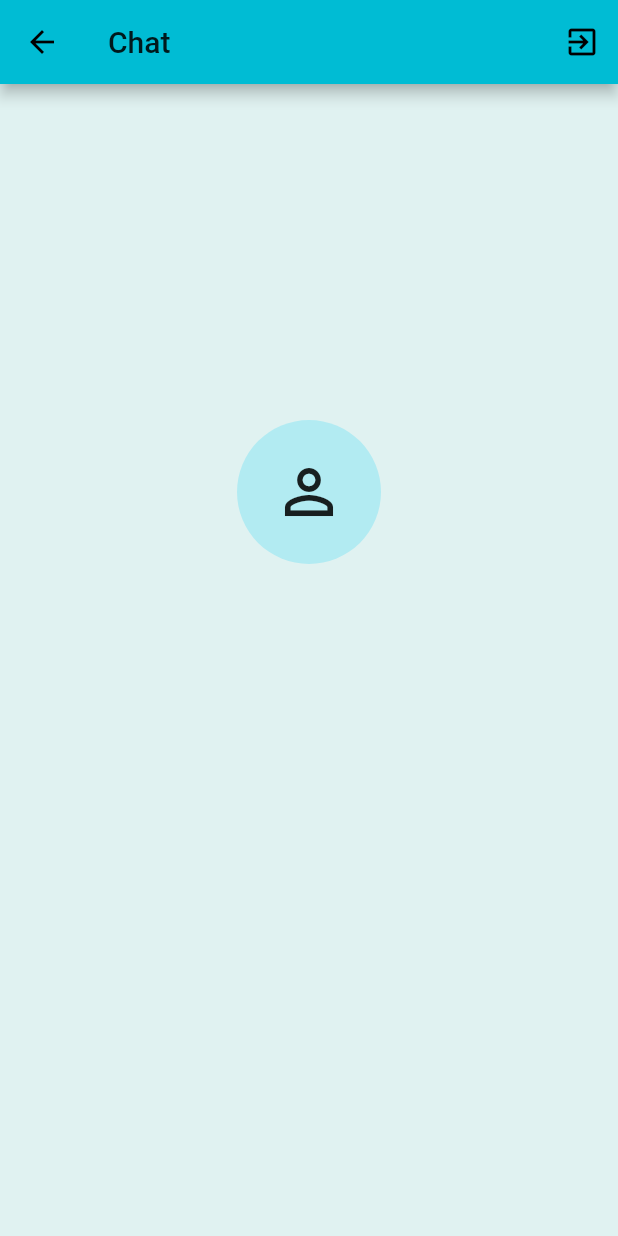
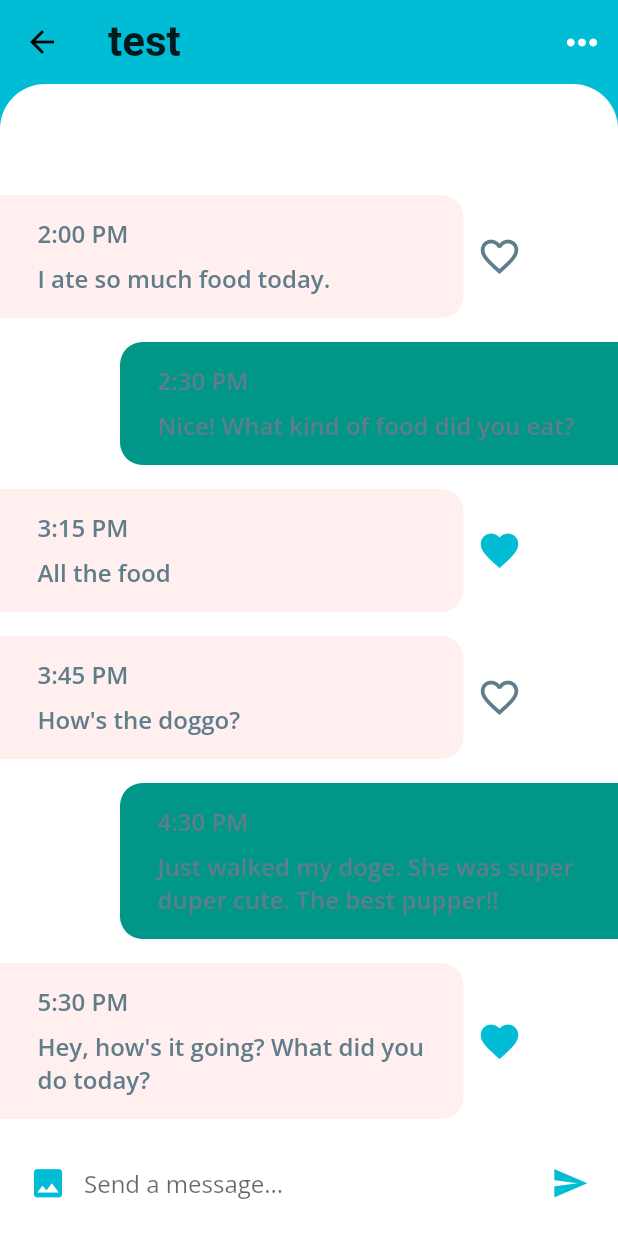
Before and after one commit to davidmitchelperry/gale, a Flutter app: the HomePage screen opened directly, after a tap on "Goto Chat", on a phone screen of 412 x 824 dp. Run offline on Flutter 3.47's test engine with Material 2 defaults, Android fonts, the phone set to English and light mode, and no system bars; our stand-ins replace bloc, cloud_firestore, equatable, firebase_auth, firebase_core, flutter_bloc and 4 more; missing offline and left inert: pedantic; accounts and stored records are empty.

Commit message:
Integrated basic chat ui mockup

```diff
--- /dev/null
+++ b/lib/chat/chat.dart
@@ -0,0 +1,2 @@
+export 'models/models.dart';
+export 'widgets/widgets.dart';
--- /dev/null
+++ b/lib/chat/models/message.dart
@@ -0,0 +1,108 @@
+import 'package:gale/chat/chat.dart';
+
+class Message {
+  final User sender;
+  final String
+      time; // Would usually be type DateTime or Firebase Timestamp in production apps
+  final String text;
+  final bool isLiked;
+  final bool unread;
+
+  Message({
+    this.sender,
+    this.time,
+    this.text,
+    this.isLiked,
+    this.unread,
+  });
+}
+
+// YOU - current user
+final User currentUser = User(
+  id: 0,
+  name: 'Current User',
+  imageUrl: 'assets/images/greg.jpg',
+);
+
+// USERS
+final User greg = User(
+  id: 1,
+  name: 'Greg',
+  imageUrl: 'assets/images/greg.jpg',
+);
+final User james = User(
+  id: 2,
+  name: 'James',
+  imageUrl: 'assets/images/james.jpg',
+);
+final User john = User(
+  id: 3,
+  name: 'John',
+  imageUrl: 'assets/images/john.jpg',
+);
+final User olivia = User(
+  id: 4,
+  name: 'Olivia',
+  imageUrl: 'assets/images/olivia.jpg',
+);
+final User sam = User(
+  id: 5,
+  name: 'Sam',
+  imageUrl: 'assets/images/sam.jpg',
+);
+final User sophia = User(
+  id: 6,
+  name: 'Sophia',
+  imageUrl: 'assets/images/sophia.jpg',
+);
+final User steven = User(
+  id: 7,
+  name: 'Steven',
+  imageUrl: 'assets/images/steven.jpg',
+);
+
+// EXAMPLE MESSAGES IN CHAT SCREEN
+List<Message> messages = [
+  Message(
+    sender: james,
+    time: '5:30 PM',
+    text: 'Hey, how\'s it going? What did you do today?',
+    isLiked: true,
+    unread: true,
+  ),
+  Message(
+    sender: currentUser,
+    time: '4:30 PM',
+    text: 'Just walked my doge. She was super duper cute. The best pupper!!',
+    isLiked: false,
+    unread: true,
+  ),
+  Message(
+    sender: james,
+    time: '3:45 PM',
+    text: 'How\'s the doggo?',
+    isLiked: false,
+    unread: true,
+  ),
+  Message(
+    sender: james,
+    time: '3:15 PM',
+    text: 'All the food',
+    isLiked: true,
+    unread: true,
+  ),
+  Message(
+    sender: currentUser,
+    time: '2:30 PM',
+    text: 'Nice! What kind of food did you eat?',
+    isLiked: false,
+    unread: true,
+  ),
+  Message(
+    sender: james,
+    time: '2:00 PM',
+    text: 'I ate so much food today.',
+    isLiked: false,
+    unread: true,
+  ),
+];
--- /dev/null
+++ b/lib/chat/models/models.dart
@@ -0,0 +1,2 @@
+export 'message.dart';
+export 'user.dart';
--- /dev/null
+++ b/lib/chat/models/user.dart
@@ -0,0 +1,11 @@
+class User {
+  final int id;
+  final String name;
+  final String imageUrl;
+
+  User({
+    this.id,
+    this.name,
+    this.imageUrl,
+  });
+}
--- a/lib/chat/view/chat_page.dart
+++ b/lib/chat/view/chat_page.dart
@@ -1,38 +1,73 @@
 import 'package:flutter/material.dart';
-import 'package:flutter_bloc/flutter_bloc.dart';
-import 'package:gale/authentication/authentication.dart';
-import 'package:gale/profile/profile.dart';
+import 'package:gale/chat/chat.dart';
+import 'package:gale/chat/widgets/message_list_item.dart';
 
-class ChatPage extends StatelessWidget {
+class ChatScreen extends StatelessWidget {
+
+  final User user;
+
+  ChatScreen({this.user});
 
   static Route route() {
-    return MaterialPageRoute<void>(builder: (_) => ChatPage());
+    return MaterialPageRoute<void>(builder: (_) => ChatScreen());
   }
 
   @override
   Widget build(BuildContext context) {
-    final textTheme = Theme.of(context).textTheme;
-    final user = context.select((AuthenticationBloc bloc) => bloc.state.user);
-    //final test_text = context.select((ProfileBloc bloc) => bloc.state.profile
     return Scaffold(
+      backgroundColor: Theme.of(context).primaryColor,
       appBar: AppBar(
-        title: const Text('Chat'),
+        title: Text(
+          //widget.user.name,
+          "test",
+          style: TextStyle(
+            fontSize: 28.0,
+            fontWeight: FontWeight.bold,
+          ),
+        ),
+        elevation: 0.0,
         actions: <Widget>[
           IconButton(
-            key: const Key('profilePage_logout_iconButton'),
-            icon: const Icon(Icons.exit_to_app),
-            onPressed: () => context
-                .read<AuthenticationBloc>()
-                .add(AuthenticationLogoutRequested()),
-          )
+            icon: Icon(Icons.more_horiz),
+            iconSize: 30.0,
+            color: Colors.white,
+            onPressed: () {},
+          ),
         ],
       ),
-      body: Align(
-        alignment: const Alignment(0, -1 / 3),
+      body: GestureDetector(
+        onTap: () => FocusScope.of(context).unfocus(),
         child: Column(
-          mainAxisSize: MainAxisSize.min,
           children: <Widget>[
-            Avatar(photo: user.photo),
+            Expanded(
+              child: Container(
+                decoration: BoxDecoration(
+                  color: Colors.white,
+                  borderRadius: BorderRadius.only(
+                    topLeft: Radius.circular(30.0),
+                    topRight: Radius.circular(30.0),
+                  ),
+                ),
+                child: ClipRRect(
+                  borderRadius: BorderRadius.only(
+                    topLeft: Radius.circular(30.0),
+                    topRight: Radius.circular(30.0),
+                  ),
+                  child: ListView.builder(
+                    reverse: true,
+                    padding: EdgeInsets.only(top: 15.0),
+                    itemCount: messages.length,
+                    itemBuilder: (BuildContext context, int index) {
+                      final Message message = messages[index];
+                      final bool isMe = message.sender.id == currentUser.id;
+                      return MessageListItem(message, isMe);
+                    },
+                  ),
+                ),
+              ),
+            ),
+            MessageComposer(),
+            //_buildMessageComposer(context),
           ],
         ),
       ),
--- /dev/null
+++ b/lib/chat/widgets/message_composer.dart
@@ -0,0 +1,42 @@
+import 'package:flutter/material.dart';
+
+class MessageComposer extends StatelessWidget {
+
+  @override
+  Widget build(BuildContext context) {
+    return Container(
+      padding: EdgeInsets.symmetric(horizontal: 8.0),
+      height: 70.0,
+      color: Colors.white,
+      child: Row(
+        children: <Widget>[
+          IconButton(
+            icon: Icon(Icons.photo),
+            iconSize: 25.0,
+            color: Theme
+                .of(context)
+                .primaryColor,
+            onPressed: () {},
+          ),
+          Expanded(
+            child: TextField(
+              textCapitalization: TextCapitalization.sentences,
+              onChanged: (value) {},
+              decoration: InputDecoration.collapsed(
+                hintText: 'Send a message...',
+              ),
+            ),
+          ),
+          IconButton(
+            icon: Icon(Icons.send),
+            iconSize: 25.0,
+            color: Theme
+                .of(context)
+                .primaryColor,
+            onPressed: () {},
+          ),
+        ],
+      ),
+    );
+  }
+}
--- /dev/null
+++ b/lib/chat/widgets/message_list_item.dart
@@ -0,0 +1,84 @@
+import 'package:flutter/material.dart';
+import 'package:gale/chat/chat.dart';
+
+class MessageListItem extends StatelessWidget {
+
+  const MessageListItem(message, isMe, {Key key}) :
+    isMe = isMe,
+    message = message,
+    super(key: key);
+
+  final Message message;
+  final bool isMe;
+
+  @override
+  Widget build(BuildContext context) {
+    final Container msg = Container(
+      margin: isMe
+          ? EdgeInsets.only(
+        top: 8.0,
+        bottom: 8.0,
+        left: 80.0,
+      )
+          : EdgeInsets.only(
+        top: 8.0,
+        bottom: 8.0,
+      ),
+      padding: EdgeInsets.symmetric(horizontal: 25.0, vertical: 15.0),
+      width: MediaQuery.of(context).size.width * 0.75,
+      decoration: BoxDecoration(
+        color: isMe ? Theme.of(context).accentColor : Color(0xFFFFEFEE),
+        borderRadius: isMe
+            ? BorderRadius.only(
+          topLeft: Radius.circular(15.0),
+          bottomLeft: Radius.circular(15.0),
+        )
+            : BorderRadius.only(
+          topRight: Radius.circular(15.0),
+          bottomRight: Radius.circular(15.0),
+        ),
+      ),
+      child: Column(
+        crossAxisAlignment: CrossAxisAlignment.start,
+        children: <Widget>[
+          Text(
+            message.time,
+            style: TextStyle(
+              color: Colors.blueGrey,
+              fontSize: 16.0,
+              fontWeight: FontWeight.w600,
+            ),
+          ),
+          SizedBox(height: 8.0),
+          Text(
+            message.text,
+            style: TextStyle(
+              color: Colors.blueGrey,
+              fontSize: 16.0,
+              fontWeight: FontWeight.w600,
+            ),
+          ),
+        ],
+      ),
+    );
+    if (isMe) {
+      return msg;
+    }
+    return Row(
+      children: <Widget>[
+        msg,
+        IconButton(
+          icon: message.isLiked
+              ? Icon(Icons.favorite)
+              : Icon(Icons.favorite_border),
+          iconSize: 30.0,
+          color: message.isLiked
+              ? Theme.of(context).primaryColor
+              : Colors.blueGrey,
+          onPressed: () {},
+        )
+      ],
+    );
+  }
+
+}
--- /dev/null
+++ b/lib/chat/widgets/widgets.dart
@@ -0,0 +1 @@
+export 'message_composer.dart';
--- a/lib/home/view/home_page.dart
+++ b/lib/home/view/home_page.dart
@@ -69,7 +69,7 @@ class HomePage extends StatelessWidget {
                 onPressed: () {
                   Navigator.push(
                     context,
-                    ChatPage.route(),
+                    ChatScreen.route(),
                   );
                 }
             ),
--- a/lib/profile/view/profile_page.dart
+++ b/lib/profile/view/profile_page.dart
@@ -3,7 +3,7 @@ import 'package:flutter_bloc/flutter_bloc.dart';
 import 'package:gale/authentication/authentication.dart';
 import 'package:gale/profile/profile.dart';
 
-// TODO: Probably not a good idea to touch repos in views. Should handle all that in BLoC code
+// TODO: Probably not a good idea to touch repos in views. Should handle all that in BLoC code?
 import 'package:profile_repository/profile_repository.dart';
 
 class ProfilePage extends StatelessWidget {
```
